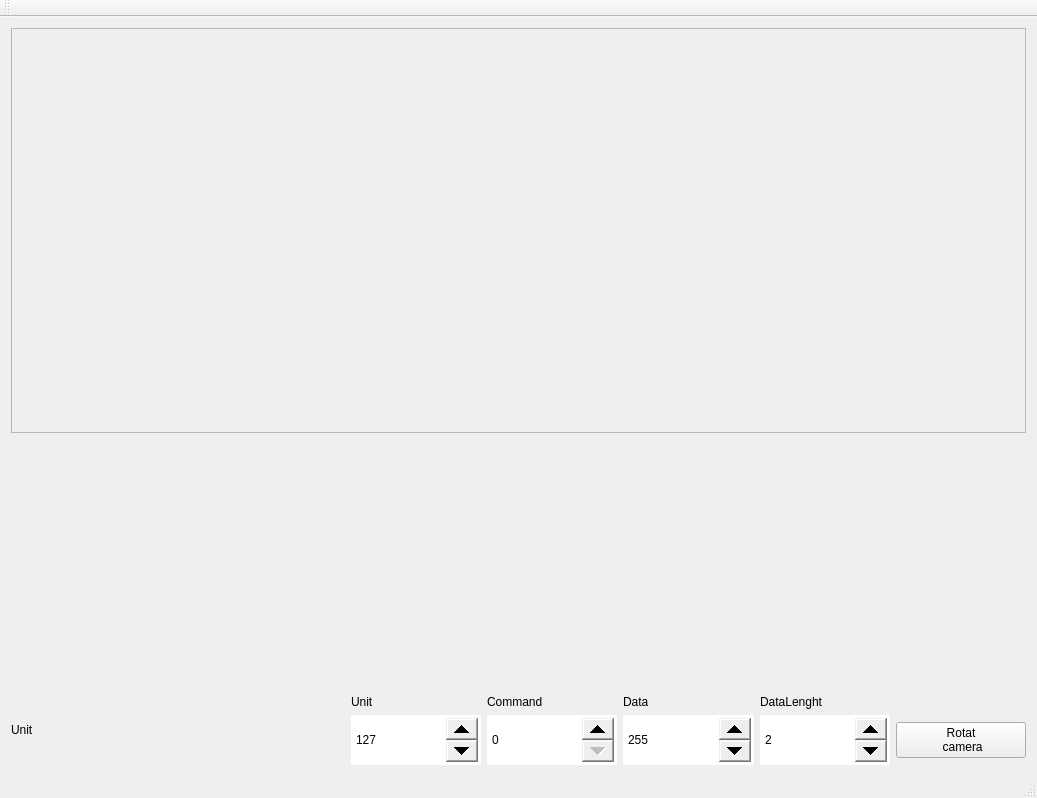
Qt form mainwindow.ui (andreyshmelev/strength-test-with-camera-and-qcustomplot) before a commit.
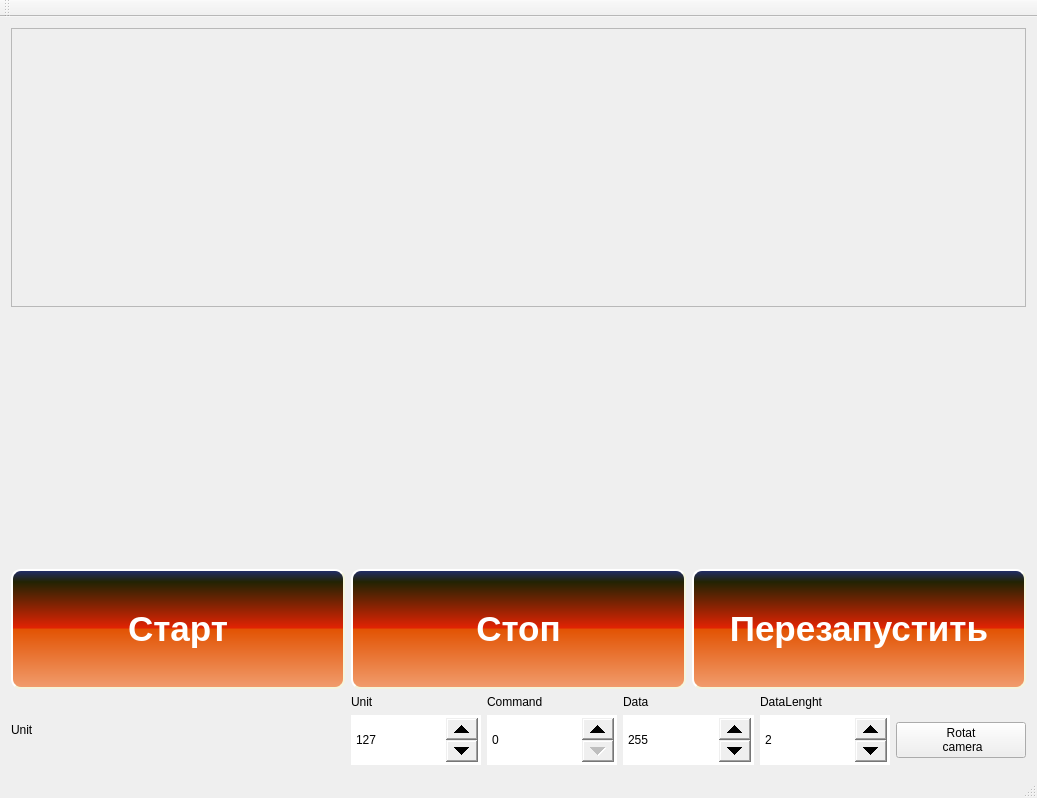
The same form after that commit. Custom widgets are drawn as their Qt base class.

```diff
--- a/mainwindow.ui
+++ b/mainwindow.ui
@@ -28,14 +28,14 @@
   </property>
   <widget class="QWidget" name="centralWidget">
    <layout class="QGridLayout" name="gridLayout_2">
-    <item row="2" column="0">
+    <item row="3" column="0">
      <widget class="QLabel" name="message">
       <property name="text">
        <string>Unit</string>
       </property>
      </widget>
     </item>
-    <item row="2" column="1" colspan="2">
+    <item row="3" column="1" colspan="2">
      <layout class="QGridLayout" name="gridLayout">
       <item row="0" column="1">
        <widget class="QLabel" name="label_6">
@@ -166,6 +166,38 @@
       </item>
      </layout>
     </item>
+    <item row="1" column="0" colspan="2">
+     <widget class="QCustomPlot" name="customPlot" native="true">
+      <property name="sizePolicy">
+       <sizepolicy hsizetype="Preferred" vsizetype="Expanding">
+        <horstretch>0</horstretch>
+        <verstretch>0</verstretch>
+       </sizepolicy>
+      </property>
+      <property name="maximumSize">
+       <size>
+        <width>16777215</width>
+        <height>250</height>
+       </size>
+      </property>
+     </widget>
+    </item>
+    <item row="1" column="2">
+     <widget class="QCustomPlot" name="customPlot_2" native="true">
+      <property name="sizePolicy">
+       <sizepolicy hsizetype="Preferred" vsizetype="Expanding">
+        <horstretch>0</horstretch>
+        <verstretch>0</verstretch>
+       </sizepolicy>
+      </property>
+      <property name="maximumSize">
+       <size>
+        <width>16777215</width>
+        <height>250</height>
+       </size>
+      </property>
+     </widget>
+    </item>
     <item row="0" column="0" colspan="3">
      <widget class="QScrollArea" name="scrollArea">
       <property name="widgetResizable">
@@ -176,17 +208,17 @@
         <rect>
          <x>0</x>
          <y>0</y>
-         <width>1013</width>
-         <height>370</height>
+         <width>1017</width>
+         <height>260</height>
         </rect>
        </property>
       </widget>
      </widget>
     </item>
-    <item row="1" column="0" colspan="2">
-     <widget class="QCustomPlot" name="customPlot" native="true">
+    <item row="2" column="0">
+     <widget class="QPushButton" name="pushButton_2">
       <property name="sizePolicy">
-       <sizepolicy hsizetype="Preferred" vsizetype="Expanding">
+       <sizepolicy hsizetype="Minimum" vsizetype="Expanding">
         <horstretch>0</horstretch>
         <verstretch>0</verstretch>
        </sizepolicy>
@@ -194,15 +226,64 @@
       <property name="maximumSize">
        <size>
         <width>16777215</width>
-        <height>250</height>
+        <height>120</height>
        </size>
       </property>
+      <property name="font">
+       <font>
+        <pointsize>-1</pointsize>
+        <weight>75</weight>
+        <italic>false</italic>
+        <bold>true</bold>
+       </font>
+      </property>
+      <property name="styleSheet">
+       <string notr="true">QPushButton 
+{
+background-color: QLinearGradient( x1: 0, y1: 0, x2: 0, y2: 1, stop: 0 #212D6E, stop: 0.1 #222303, stop: 0.49 #E22303, stop: 0.5 #E25303, stop: 1 #F19D6E);
+
+
+    border-style: outset;
+    border-width: 2px;
+    border-radius: 10px;
+    border-color: beige;
+    font: bold 35px; color: white;
+    padding: 6px;
+}
+
+
+
+QPushButton:disabled 
+{
+background-color: qlineargradient(spread:pad, x1:0, y1:0, x2:1, y2:0, stop:0 rgba(226,83,3, 70), stop:1 rgba(226,83,3, 70));
+    border-style: outset;
+    border-width: 2px;
+    border-radius: 10px;
+    border-color: beige;
+    font: bold 35px; color: white;
+    padding: 6px;
+}
+
+QPushButton:pressed 
+{
+background-color: qlineargradient(spread:pad, x1:0, y1:0, x2:0, y2:1, stop:0 rgba(0xe2,0x3c,0x03, 255), stop:1 rgba(226,83,3, 255));
+    border-style: outset;
+    border-width: 2px;
+    border-radius: 10px;
+    border-color: beige;
+    font: bold 35px; color: white;
+    padding: 6px;
+}</string>
+      </property>
+      <property name="text">
+       <string>Старт</string>
+      </property>
      </widget>
     </item>
-    <item row="1" column="2">
-     <widget class="QCustomPlot" name="customPlot_2" native="true">
+    <item row="2" column="1">
+     <widget class="QPushButton" name="pushButton_3">
       <property name="sizePolicy">
-       <sizepolicy hsizetype="Preferred" vsizetype="Expanding">
+       <sizepolicy hsizetype="Minimum" vsizetype="Expanding">
         <horstretch>0</horstretch>
         <verstretch>0</verstretch>
        </sizepolicy>
@@ -210,8 +291,122 @@
       <property name="maximumSize">
        <size>
         <width>16777215</width>
-        <height>250</height>
+        <height>120</height>
        </size>
+      </property>
+      <property name="font">
+       <font>
+        <pointsize>-1</pointsize>
+        <weight>75</weight>
+        <italic>false</italic>
+        <bold>true</bold>
+       </font>
+      </property>
+      <property name="styleSheet">
+       <string notr="true">QPushButton 
+{
+background-color: QLinearGradient( x1: 0, y1: 0, x2: 0, y2: 1, stop: 0 #212D6E, stop: 0.1 #222303, stop: 0.49 #E22303, stop: 0.5 #E25303, stop: 1 #F19D6E);
+
+
+    border-style: outset;
+    border-width: 2px;
+    border-radius: 10px;
+    border-color: beige;
+    font: bold 35px; color: white;
+    padding: 6px;
+}
+
+
+
+QPushButton:disabled 
+{
+background-color: qlineargradient(spread:pad, x1:0, y1:0, x2:1, y2:0, stop:0 rgba(226,83,3, 70), stop:1 rgba(226,83,3, 70));
+    border-style: outset;
+    border-width: 2px;
+    border-radius: 10px;
+    border-color: beige;
+    font: bold 35px; color: white;
+    padding: 6px;
+}
+
+QPushButton:pressed 
+{
+background-color: qlineargradient(spread:pad, x1:0, y1:0, x2:0, y2:1, stop:0 rgba(0xe2,0x3c,0x03, 255), stop:1 rgba(226,83,3, 255));
+    border-style: outset;
+    border-width: 2px;
+    border-radius: 10px;
+    border-color: beige;
+    font: bold 35px; color: white;
+    padding: 6px;
+}</string>
+      </property>
+      <property name="text">
+       <string>Стоп</string>
+      </property>
+     </widget>
+    </item>
+    <item row="2" column="2">
+     <widget class="QPushButton" name="pushButton_4">
+      <property name="sizePolicy">
+       <sizepolicy hsizetype="Minimum" vsizetype="Expanding">
+        <horstretch>0</horstretch>
+        <verstretch>0</verstretch>
+       </sizepolicy>
+      </property>
+      <property name="maximumSize">
+       <size>
+        <width>16777215</width>
+        <height>120</height>
+       </size>
+      </property>
+      <property name="font">
+       <font>
+        <pointsize>-1</pointsize>
+        <weight>75</weight>
+        <italic>false</italic>
+        <bold>true</bold>
+       </font>
+      </property>
+      <property name="styleSheet">
+       <string notr="true">QPushButton 
+{
+background-color: QLinearGradient( x1: 0, y1: 0, x2: 0, y2: 1, stop: 0 #212D6E, stop: 0.1 #222303, stop: 0.49 #E22303, stop: 0.5 #E25303, stop: 1 #F19D6E);
+
+
+    border-style: outset;
+    border-width: 2px;
+    border-radius: 10px;
+    border-color: beige;
+    font: bold 35px; color: white;
+    padding: 6px;
+}
+
+
+
+QPushButton:disabled 
+{
+background-color: qlineargradient(spread:pad, x1:0, y1:0, x2:1, y2:0, stop:0 rgba(226,83,3, 70), stop:1 rgba(226,83,3, 70));
+    border-style: outset;
+    border-width: 2px;
+    border-radius: 10px;
+    border-color: beige;
+    font: bold 35px; color: white;
+    padding: 6px;
+}
+
+QPushButton:pressed 
+{
+background-color: qlineargradient(spread:pad, x1:0, y1:0, x2:0, y2:1, stop:0 rgba(0xe2,0x3c,0x03, 255), stop:1 rgba(226,83,3, 255));
+    border-style: outset;
+    border-width: 2px;
+    border-radius: 10px;
+    border-color: beige;
+    font: bold 35px; color: white;
+    padding: 6px;
+}</string>
+      </property>
+      <property name="text">
+       <string>Перезапустить</string>
       </property>
      </widget>
     </item>
@@ -223,7 +418,7 @@
      <x>0</x>
      <y>0</y>
      <width>1037</width>
-     <height>26</height>
+     <height>20</height>
     </rect>
    </property>
   </widget>
```
